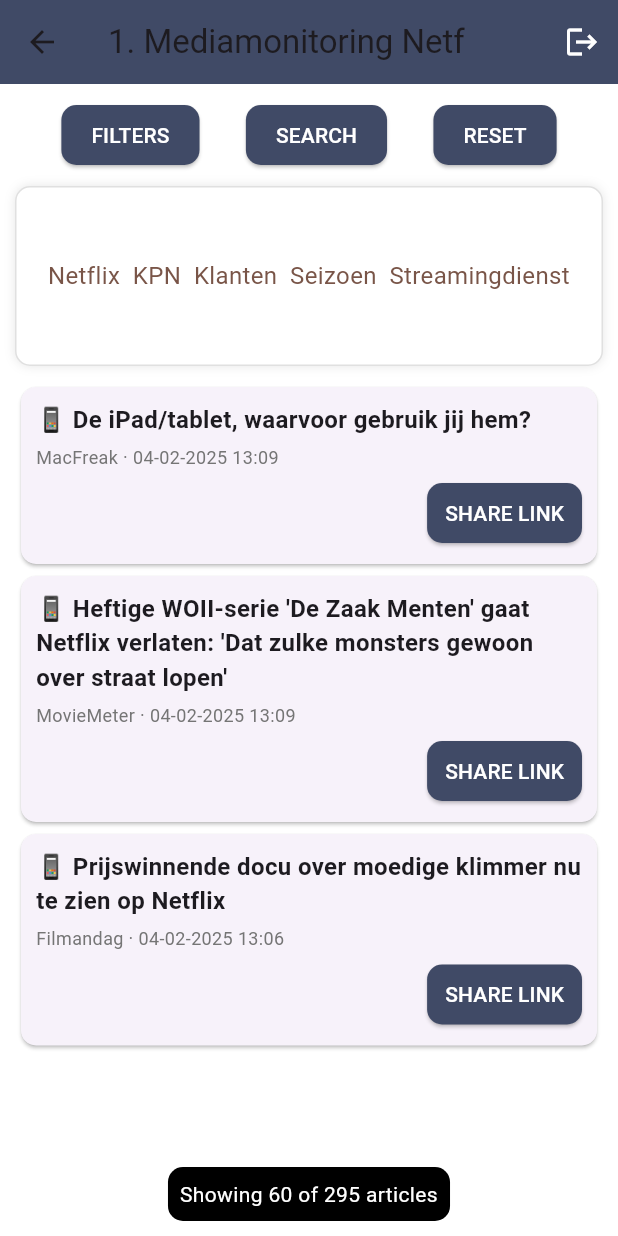
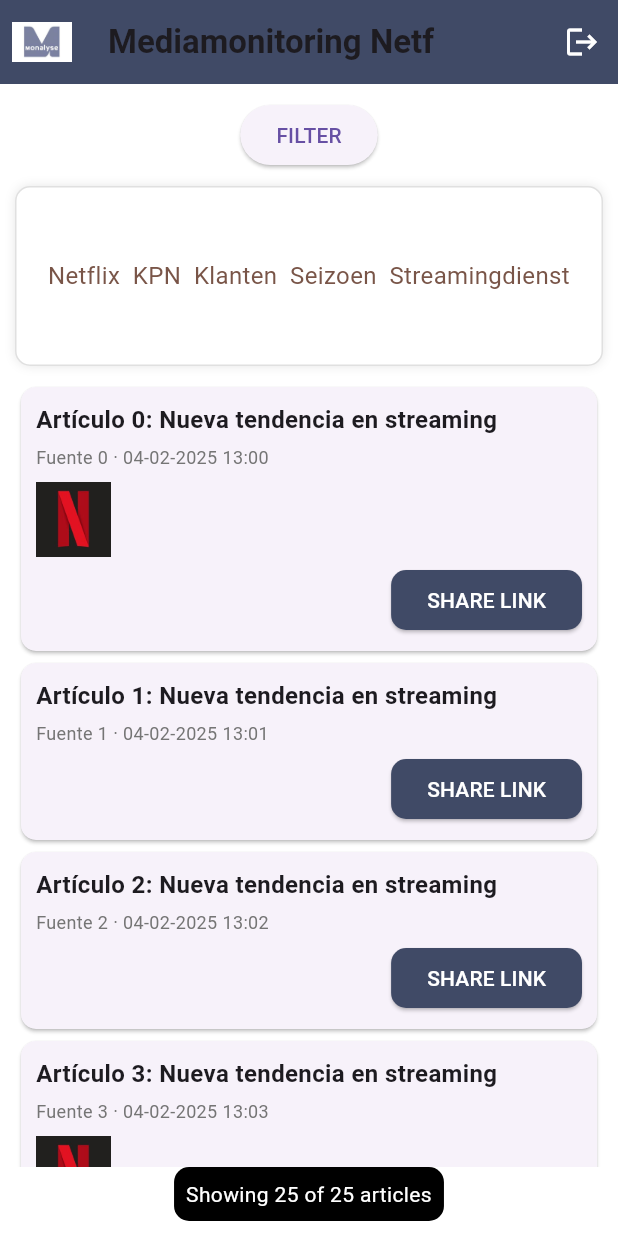
Before and after one commit to sperezvaldericeda/monalyse_ui_test, a Flutter app: the HomeScreen screen opened directly, on a phone screen of 412 x 824 dp. Run offline on Flutter 3.47's test engine with Material 3 defaults, Android fonts, the phone set to English and light mode, and no system bars; our stand-ins replace dio, flutter_bloc, freezed_annotation, get_it, go_router, retrofit and 1 more; accounts and stored records are empty; generated files the repository leaves out were written again.

Commit message:
home y login funcionales

```diff
--- a/lib/presentation/features/home/home_screen.dart
+++ b/lib/presentation/features/home/home_screen.dart
@@ -1,29 +1,190 @@
 import 'package:flutter/material.dart';
 import 'package:flutter_bloc/flutter_bloc.dart';
-import 'package:monalyse_ui_test/app/config/app_fonts.dart';
-import 'package:monalyse_ui_test/app/extensions/context_extensions.dart';
+import 'package:intl/intl.dart';
 import 'package:monalyse_ui_test/presentation/features/authentication/auth_bloc/auth_bloc.dart';
 import 'package:monalyse_ui_test/presentation/features/authentication/auth_bloc/auth_event.dart';
-import 'package:monalyse_ui_test/presentation/top_blocs/language_bloc/language_bloc.dart';
-import 'package:monalyse_ui_test/presentation/top_blocs/language_bloc/language_bloc_event.dart';
 
-class HomeScreen extends StatelessWidget {
+class HomeScreen extends StatefulWidget {
   const HomeScreen({super.key});
+
+  @override
+  State<HomeScreen> createState() => _HomeScreenState();
+}
+
+class _HomeScreenState extends State<HomeScreen> {
+  String _filter = "";
+  String _selectedArticleType = "All";
+  DateTime? _fromDate;
+  DateTime? _toDate;
+
+  final List<Map<String, String>> _articles = List.generate(25, (index) {
+    return {
+      "title": "Artículo $index: Nueva tendencia en streaming",
+      "source": "Fuente $index",
+      "date": "04-02-2025 13:0$index",
+      "content": index % 3 == 0
+          ? "Netflix anuncia nueva serie exclusiva."
+          : "Otras noticias sobre streaming."
+    };
+  });
+
+  List<Map<String, String>> get _filteredArticles {
+    return _articles.where((article) {
+      final bool matchesFilter = _filter.isEmpty ||
+          article["content"]!.toLowerCase().contains(_filter);
+      final bool matchesDate = (_fromDate == null ||
+              DateFormat("dd-MM-yyyy HH:mm")
+                  .parse(article["date"]!)
+                  .isAfter(_fromDate!)) &&
+          (_toDate == null ||
+              DateFormat("dd-MM-yyyy HH:mm")
+                  .parse(article["date"]!)
+                  .isBefore(_toDate!));
+      return matchesFilter && matchesDate;
+    }).toList();
+  }
+
+  void _applyFilter() {
+    setState(() {});
+  }
+
+  void _resetFilter() {
+    setState(() {
+      _filter = "";
+      _selectedArticleType = "All";
+      _fromDate = null;
+      _toDate = null;
+    });
+  }
+
+  Future<void> _selectDate(BuildContext context, bool isFrom) async {
+    DateTime initialDate =
+        isFrom ? _fromDate ?? DateTime.now() : _toDate ?? DateTime.now();
+    final DateTime? picked = await showDatePicker(
+      context: context,
+      initialDate: initialDate,
+      firstDate: DateTime(2000),
+      lastDate: DateTime(2100),
+    );
+    if (picked != null) {
+      setState(() {
+        if (isFrom) {
+          _fromDate = picked;
+        } else {
+          _toDate = picked;
+        }
+      });
+    }
+  }
+
+  void _showFilterModal(BuildContext context) {
+    showModalBottomSheet(
+      context: context,
+      isScrollControlled: true,
+      builder: (context) {
+        return Padding(
+          padding: const EdgeInsets.all(16.0),
+          child: Column(
+            mainAxisSize: MainAxisSize.min,
+            children: [
+              DropdownButton<String>(
+                value: _selectedArticleType,
+                onChanged: (String? newValue) {
+                  setState(() {
+                    _selectedArticleType = newValue!;
+                  });
+                },
+                items: ["All", "News", "Reviews", "Interviews"]
+                    .map<DropdownMenuItem<String>>((String value) {
+                  return DropdownMenuItem<String>(
+                    value: value,
+                    child: Text(value),
+                  );
+                }).toList(),
+              ),
+              TextField(
+                decoration: const InputDecoration(labelText: "Search"),
+                onChanged: (value) {
+                  _filter = value.toLowerCase();
+                },
+              ),
+              Row(
+                mainAxisAlignment: MainAxisAlignment.spaceBetween,
+                children: [
+                  Column(
+                    crossAxisAlignment: CrossAxisAlignment.start,
+                    children: [
+                      const Text("From"),
+                      TextButton(
+                        onPressed: () => _selectDate(context, true),
+                        child: Text(_fromDate == null
+                            ? "Select Date"
+                            : DateFormat("dd/MM/yyyy").format(_fromDate!)),
+                      ),
+                    ],
+                  ),
+                  Column(
+                    crossAxisAlignment: CrossAxisAlignment.start,
+                    children: [
+                      const Text("To"),
+                      TextButton(
+                        onPressed: () => _selectDate(context, false),
+                        child: Text(_toDate == null
+                            ? "Select Date"
+                            : DateFormat("dd/MM/yyyy").format(_toDate!)),
+                      ),
+                    ],
+                  ),
+                ],
+              ),
+              Row(
+                mainAxisAlignment: MainAxisAlignment.spaceEvenly,
+                children: [
+                  ElevatedButton(
+                    onPressed: () {
+                      _applyFilter();
+                      Navigator.pop(context);
+                    },
+                    child: const Text("Apply Filters"),
+                  ),
+                  ElevatedButton(
+                    onPressed: () {
+                      _resetFilter();
+                      Navigator.pop(context);
+                    },
+                    child: const Text("Reset"),
+                  ),
+                ],
+              ),
+            ],
+          ),
+        );
+      },
+    );
+  }
+
+  void _logOut(BuildContext context) =>
+      context.read<AuthBloc>().add(const AuthEvent.signOutEvent());
 
   @override
   Widget build(BuildContext context) {
     return Scaffold(
       backgroundColor: Colors.white,
       appBar: AppBar(
-        backgroundColor: const Color(0xFF404A66), // Azul oscuro
-        title: const Text("1. Mediamonitoring Netf"),
+        backgroundColor: const Color(0xFF404A66),
+        title: const Text(
+          "Mediamonitoring Netf",
+          style: TextStyle(fontWeight: FontWeight.bold),
+        ),
+        leading: Padding(
+          padding: const EdgeInsets.all(8.0),
+          child: Image.asset('assets/logos/monalyse_logo_2.jpeg', height: 50),
+        ),
         actions: [
           IconButton(
-            color: const Color.fromARGB(255, 255, 255, 255),
+            color: Colors.white,
             icon: const Icon(Icons.logout),
-            onPressed: () {
-              _logOut(context);
-            },
+            onPressed: () => _logOut(context),
           ),
         ],
       ),
@@ -31,16 +192,18 @@
         padding: const EdgeInsets.all(10.0),
         child: Column(
           children: [
-            // Botones superiores
+            // Filtros
             Row(
               mainAxisAlignment: MainAxisAlignment.spaceEvenly,
               children: [
-                _customButton("FILTERS"),
-                _customButton("SEARCH"),
-                _customButton("RESET"),
+                ElevatedButton(
+                  onPressed: () => _showFilterModal(context),
+                  child: const Text("FILTER"),
+                ),
               ],
             ),
             const SizedBox(height: 10),
+
             // Nube de palabras (simulación con un Container)
             Container(
               height: 120,
@@ -50,7 +213,8 @@
                 border: Border.all(color: Colors.grey.shade300),
                 boxShadow: [
                   BoxShadow(
-                    color: Colors.black.withOpacity(0.1),
+                    color: Color.fromARGB(
+                        (0.1 * 255).toInt(), 0, 0, 0), // Using withValues
                     blurRadius: 5,
                   ),
                 ],
@@ -66,19 +230,11 @@
             const SizedBox(height: 10),
             // Lista de artículos
             Expanded(
-              child: ListView(
-                children: [
-                  _articleCard("📱 De iPad/tablet, waarvoor gebruik jij hem?",
-                      "MacFreak", "04-02-2025 13:09"),
-                  _articleCard(
-                      "📱 Heftige WOII-serie 'De Zaak Menten' gaat Netflix verlaten: 'Dat zulke monsters gewoon over straat lopen'",
-                      "MovieMeter",
-                      "04-02-2025 13:09"),
-                  _articleCard(
-                      "📱 Prijswinnende docu over moedige klimmer nu te zien op Netflix",
-                      "Filmandag",
-                      "04-02-2025 13:06"),
-                ],
+              child: ListView.builder(
+                itemCount: _filteredArticles.length,
+                itemBuilder: (context, index) {
+                  return _articleCard(_filteredArticles[index]);
+                },
               ),
             ),
             // Pie de página
@@ -88,9 +244,9 @@
                 color: Colors.black,
                 borderRadius: BorderRadius.circular(10),
               ),
-              child: const Text(
-                "Showing 60 of 295 articles",
-                style: TextStyle(color: Colors.white),
+              child: Text(
+                "Showing ${_filteredArticles.length} of ${_articles.length} articles",
+                style: const TextStyle(color: Colors.white),
                 textAlign: TextAlign.center,
               ),
             ),
@@ -100,21 +256,9 @@
     );
   }
 
-  // Widget para los botones superiores
-  Widget _customButton(String text) {
-    return ElevatedButton(
-      onPressed: () {},
-      style: ElevatedButton.styleFrom(
-        backgroundColor: const Color(0xFF404A66), // Azul oscuro
-        shape: RoundedRectangleBorder(borderRadius: BorderRadius.circular(10)),
-        padding: const EdgeInsets.symmetric(horizontal: 20, vertical: 10),
-      ),
-      child: Text(text, style: const TextStyle(color: Colors.white)),
-    );
-  }
-
-  // Widget para las tarjetas de artículos
-  Widget _articleCard(String title, String source, String date) {
+  Widget _articleCard(Map<String, String> article) {
+    final bool hasNetflix =
+        article["content"]!.toLowerCase().contains("netflix");
     return Card(
       shape: RoundedRectangleBorder(borderRadius: BorderRadius.circular(10)),
       child: Padding(
@@ -122,23 +266,29 @@
         child: Column(
           crossAxisAlignment: CrossAxisAlignment.start,
           children: [
-            Text(title,
+            Text(article["title"]!,
                 style:
                     const TextStyle(fontSize: 16, fontWeight: FontWeight.bold)),
             const SizedBox(height: 5),
-            Text("$source · $date",
+            Text("${article["source"]} · ${article["date"]}",
                 style: TextStyle(color: Colors.grey[600], fontSize: 12)),
+            if (hasNetflix) // Agregar imagen si es sobre Netflix
+              Padding(
+                padding: const EdgeInsets.only(top: 8.0),
+                child: Image.asset(
+                  'assets/images/descarga.jpeg',
+                  height: 50,
+                ),
+              ),
             const SizedBox(height: 5),
             Align(
               alignment: Alignment.centerRight,
               child: ElevatedButton(
                 onPressed: () {},
                 style: ElevatedButton.styleFrom(
-                  backgroundColor: const Color(0xFF404A66), // Azul oscuro
+                  backgroundColor: const Color(0xFF404A66),
                   shape: RoundedRectangleBorder(
                       borderRadius: BorderRadius.circular(10)),
-                  padding:
-                      const EdgeInsets.symmetric(horizontal: 12, vertical: 8),
                 ),
                 child: const Text("SHARE LINK",
                     style: TextStyle(color: Colors.white)),
@@ -150,61 +300,3 @@
     );
   }
 }
-
-/*
-
-  @override
-  Widget build(BuildContext context) {
-    return Scaffold(
-      appBar: AppBar(
-        title: Text(context.localizations.home_screen_title),
-        automaticallyImplyLeading: false,
-      ),
-      body: Center(
-        child: Column(
-          mainAxisAlignment: MainAxisAlignment.center,
-          children: [
-            Text(
-              context.localizations.welcome_text,
-              style: AppFonts.bodyMd,
-            ),
-            Padding(
-              padding: const EdgeInsets.all(8.0),
-              child: DropdownButton<Locale>(
-                value: context.read<LanguagesBloc>().state.locale,
-                onChanged: (value) => _changeLanguage(value, context),
-                items: [
-                  DropdownMenuItem(
-                    value: const Locale('es', 'ES'),
-                    child: Text(context.localizations.spanish_language_text),
-                  ),
-                  DropdownMenuItem(
-                    value: const Locale('en', 'US'),
-                    child: Text(context.localizations.english_language_text),
-                  ),
-                ],
-              ),
-            ),
-            const SizedBox(height: 20),
-            ElevatedButton(
-              onPressed: () => _logOut(context),
-              child: Text(context.localizations.log_out_text),
-            ),
-          ],
-        ),
-      ),
-    );
-  }
-
-  */
-
-void _logOut(BuildContext context) =>
-    context.read<AuthBloc>().add(const AuthEvent.signOutEvent());
-
-void _changeLanguage(Locale? value, BuildContext context) {
-  context.read<LanguagesBloc>().add(
-        LanguageBlocEvent.changedLanguage(
-          value ?? const Locale.fromSubtags(languageCode: 'es'),
-        ),
-      );
-}
```
Also changed, not shown: assets/images/descarga.jpeg (added), assets/logos/monalyse_logo.png (added), assets/logos/monalyse_logo_2.jpeg (added).
